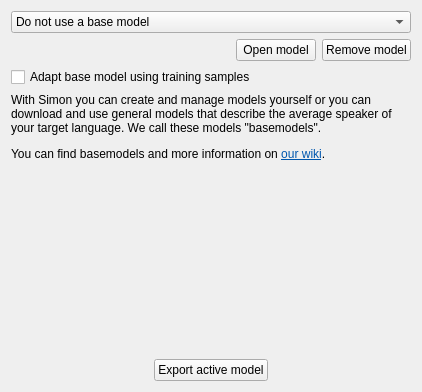
Before: the Qt Designer form simonlib/simonscenarios/modelsettingsdlg.ui in KDE/simon, drawn with Qt 5.
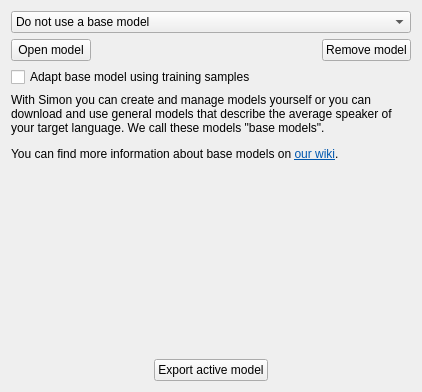
After: the same form once the commit is applied. Custom widgets are drawn as their Qt base class.

The edit to the form file:
```diff
--- a/simonlib/simonscenarios/modelsettingsdlg.ui
+++ b/simonlib/simonscenarios/modelsettingsdlg.ui
@@ -25,6 +25,13 @@
    </item>
    <item>
     <layout class="QHBoxLayout" name="horizontalLayout">
+     <item>
+      <widget class="KPushButton" name="pbImport">
+       <property name="text">
+        <string>Open model</string>
+       </property>
+      </widget>
+     </item>
      <item>
       <spacer name="horizontalSpacer">
        <property name="orientation">
@@ -38,13 +45,6 @@
        </property>
       </spacer>
      </item>
-     <item>
-      <widget class="KPushButton" name="pbImport">
-       <property name="text">
-        <string>Open model</string>
-       </property>
-      </widget>
-     </item>
      <item>
       <widget class="KPushButton" name="pbRemove">
        <property name="text">
@@ -74,8 +74,8 @@
 &lt;html&gt;&lt;head&gt;&lt;meta name=&quot;qrichtext&quot; content=&quot;1&quot; /&gt;&lt;style type=&quot;text/css&quot;&gt;
 p, li { white-space: pre-wrap; }
 &lt;/style&gt;&lt;/head&gt;&lt;body style=&quot; font-family:'Sans Serif'; font-size:9pt; font-weight:400; font-style:normal;&quot;&gt;
-&lt;p style=&quot; margin-top:12px; margin-bottom:12px; margin-left:0px; margin-right:0px; -qt-block-indent:0; text-indent:0px;&quot;&gt;&lt;span style=&quot; font-family:'Ubuntu';&quot;&gt;With Simon you can create and manage models yourself or you can download and use general models that describe the average speaker of your target language. We call these models &amp;quot;basemodels&amp;quot;.&lt;/span&gt;&lt;/p&gt;
-&lt;p style=&quot; margin-top:12px; margin-bottom:12px; margin-left:0px; margin-right:0px; -qt-block-indent:0; text-indent:0px;&quot;&gt;&lt;span style=&quot; font-family:'Ubuntu';&quot;&gt;You can find basemodels and more information on &lt;/span&gt;&lt;a href=&quot;http://www.simon-listens.org/wiki/index.php/English:_Base_models&quot;&gt;&lt;span style=&quot; font-family:'Ubuntu'; text-decoration: underline; color:#0057ae;&quot;&gt;our wiki&lt;/span&gt;&lt;/a&gt;&lt;span style=&quot; font-family:'Ubuntu';&quot;&gt;.&lt;/span&gt;&lt;/p&gt;&lt;/body&gt;&lt;/html&gt;</string>
+&lt;p style=&quot; margin-top:12px; margin-bottom:12px; margin-left:0px; margin-right:0px; -qt-block-indent:0; text-indent:0px;&quot;&gt;&lt;span style=&quot; font-family:'Ubuntu';&quot;&gt;With Simon you can create and manage models yourself or you can download and use general models that describe the average speaker of your target language. We call these models &amp;quot;base models&amp;quot;.&lt;/span&gt;&lt;/p&gt;
+&lt;p style=&quot; margin-top:12px; margin-bottom:12px; margin-left:0px; margin-right:0px; -qt-block-indent:0; text-indent:0px;&quot;&gt;&lt;span style=&quot; font-family:'Ubuntu';&quot;&gt;You can find more information about base models on &lt;/span&gt;&lt;a href=&quot;http://www.simon-listens.org/wiki/index.php/English:_Base_models&quot;&gt;&lt;span style=&quot; font-family:'Ubuntu'; text-decoration: underline; color:#0057ae;&quot;&gt;our wiki&lt;/span&gt;&lt;/a&gt;&lt;span style=&quot; font-family:'Ubuntu';&quot;&gt;.&lt;/span&gt;&lt;/p&gt;&lt;/body&gt;&lt;/html&gt;</string>
      </property>
      <property name="wordWrap">
       <bool>true</bool>
```
